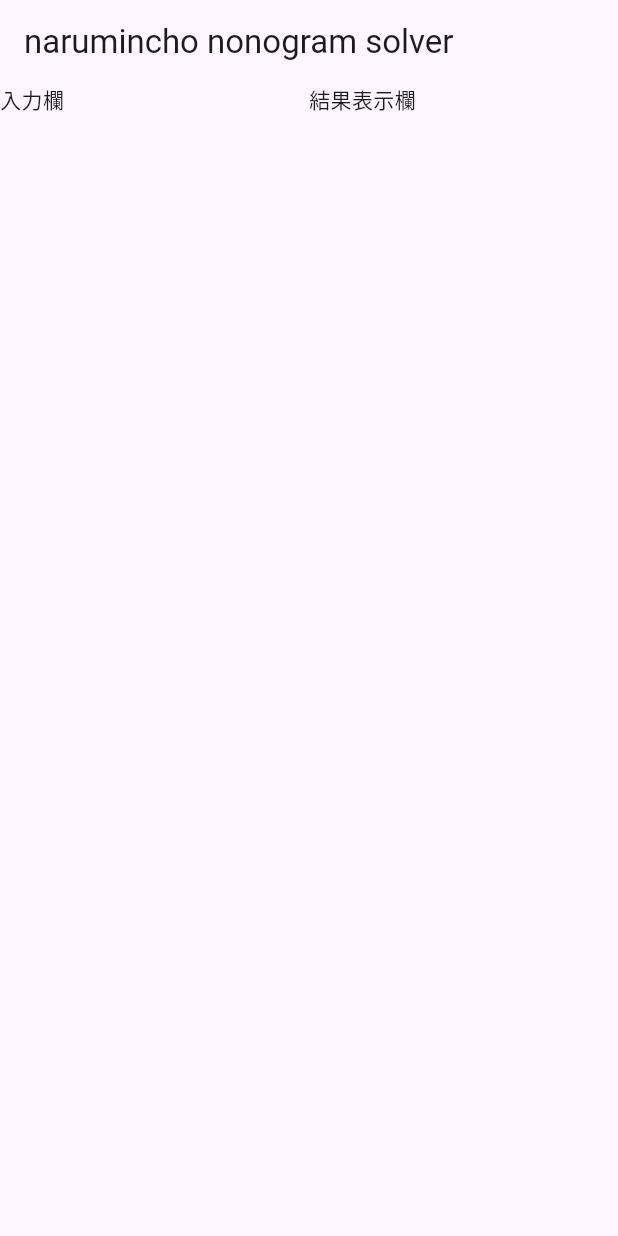
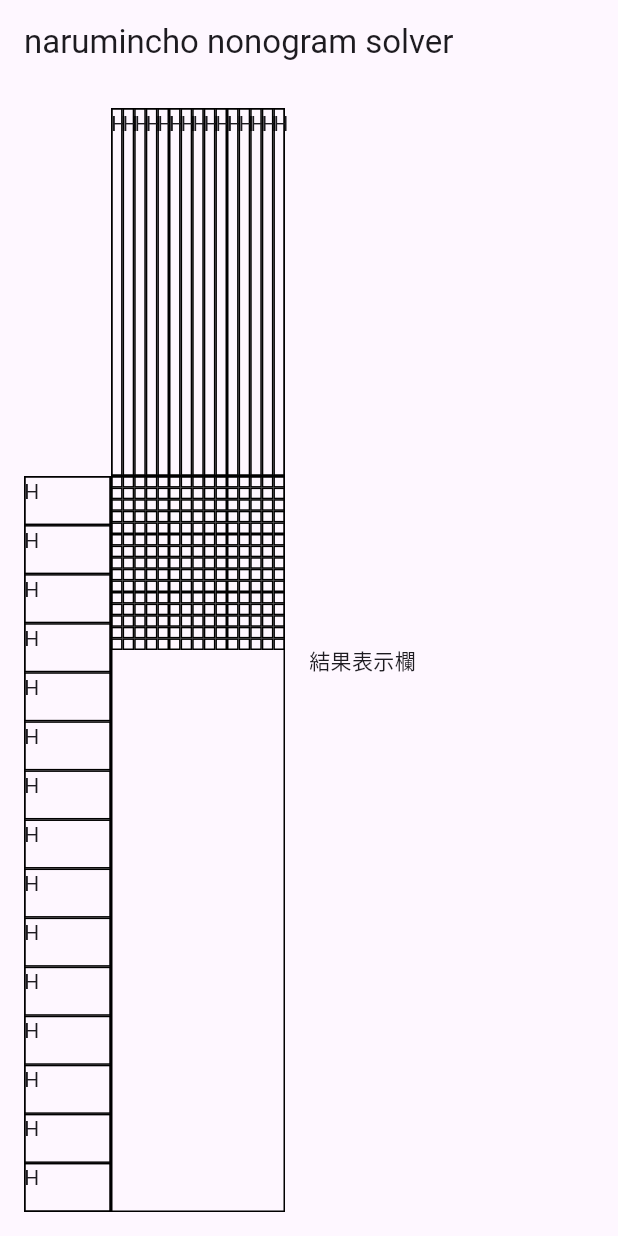
Before and after one commit to narumincho/nonogram, a Flutter app: the screen it shows after launch, on a phone screen of 412 x 824 dp. Run offline on Flutter 3.47's test engine with Material 3 defaults, Android fonts, the phone set to English and light mode, and no system bars; our stand-ins replace fast_immutable_collections.

Commit message:
入力欄の枠線を表示

```diff
--- a/lib/main.dart
+++ b/lib/main.dart
@@ -1,12 +1,20 @@
 import 'package:flutter/material.dart';
+import 'package:nonogram/nonogram.dart';
 import 'package:nonogram/widget/nonogram_input.dart';
 
 void main() {
   runApp(const NonogramApp());
 }
 
-class NonogramApp extends StatelessWidget {
+class NonogramApp extends StatefulWidget {
   const NonogramApp({super.key});
+
+  @override
+  State<NonogramApp> createState() => _NonogramAppState();
+}
+
+class _NonogramAppState extends State<NonogramApp> {
+  Nonogram _nonogram = Nonogram.empty(15, 15);
 
   @override
   Widget build(BuildContext context) {
@@ -16,9 +24,25 @@
         appBar: AppBar(
           title: const Text('narumincho nonogram solver'),
         ),
-        body: const Row(children: [
-          Expanded(flex: 1, child: NonoGramInput()),
-          Expanded(flex: 1, child: Text('結果表示欄')),
+        body: Row(children: [
+          Expanded(
+            flex: 1,
+            child: Padding(
+              padding: const EdgeInsets.all(16),
+              child: NonoGramInput(
+                value: _nonogram,
+                onChanged: (value) {
+                  setState(() {
+                    _nonogram = value;
+                  });
+                },
+              ),
+            ),
+          ),
+          const Expanded(
+            flex: 1,
+            child: Text('結果表示欄'),
+          ),
         ]),
       ),
     );
--- a/lib/nonogram.dart
+++ b/lib/nonogram.dart
@@ -1,4 +1,39 @@
+import 'package:fast_immutable_collections/fast_immutable_collections.dart';
 import 'package:flutter/material.dart';
 
 @immutable
-class Nonogram {}
+class Nonogram {
+  const Nonogram._({
+    required this.rowHints,
+    required this.columnHints,
+    required this.cells,
+  });
+
+  final IList<IList<int>> rowHints;
+  final IList<IList<int>> columnHints;
+  final IList<IList<bool>> cells;
+
+  static Nonogram empty(int rowSize, int columnSize) {
+    return Nonogram._(
+      rowHints: IList(List.generate(rowSize, (_) => const IList.empty())),
+      columnHints: IList(List.generate(columnSize, (_) => const IList.empty())),
+      cells: IList(List.generate(
+        rowSize,
+        (_) => IList(List.generate(columnSize, (_) => false)),
+      )),
+    );
+  }
+
+  int get rowSize => rowHints.length;
+
+  int get columnSize => columnHints.length;
+
+  // TODO validate
+  Nonogram copyWithCells(IList<IList<bool>> newCells) {
+    return Nonogram._(
+      rowHints: rowHints,
+      columnHints: columnHints,
+      cells: newCells,
+    );
+  }
+}
--- a/lib/widget/nonogram_input.dart
+++ b/lib/widget/nonogram_input.dart
@@ -1,10 +1,109 @@
+import 'dart:math';
+
+import 'package:fast_immutable_collections/fast_immutable_collections.dart';
 import 'package:flutter/material.dart';
+import 'package:flutter/widgets.dart';
+import 'package:nonogram/nonogram.dart';
 
 class NonoGramInput extends StatelessWidget {
-  const NonoGramInput({super.key});
+  const NonoGramInput({
+    super.key,
+    required this.value,
+    required this.onChanged,
+  });
+
+  final Nonogram value;
+  final ValueChanged<Nonogram> onChanged;
 
   @override
   Widget build(BuildContext context) {
-    return const Text('入力欄');
+    return Column(
+      children: [
+        Expanded(
+          flex: 1,
+          child: Row(children: [
+            const Expanded(flex: 1, child: SizedBox()),
+            Expanded(
+              flex: 2,
+              child: DecoratedBox(
+                decoration: BoxDecoration(border: Border.all()),
+                child: Row(
+                  crossAxisAlignment: CrossAxisAlignment.stretch,
+                  children: [
+                    ...value.rowHints.map(
+                      (rowHint) => Expanded(
+                        flex: 1,
+                        child: DecoratedBox(
+                          decoration: BoxDecoration(border: Border.all()),
+                          child: const Text('H'),
+                        ),
+                      ),
+                    ),
+                  ],
+                ),
+              ),
+            ),
+          ]),
+        ),
+        Expanded(
+          flex: 2,
+          child: Row(children: [
+            Expanded(
+              flex: 1,
+              child: DecoratedBox(
+                decoration: BoxDecoration(border: Border.all()),
+                child: Column(
+                  crossAxisAlignment: CrossAxisAlignment.stretch,
+                  children: [
+                    ...value.columnHints.map(
+                      (columnHint) => Expanded(
+                        flex: 1,
+                        child: DecoratedBox(
+                          decoration: BoxDecoration(border: Border.all()),
+                          child: const Text('H'),
+                        ),
+                      ),
+                    ),
+                  ],
+                ),
+              ),
+            ),
+            Expanded(
+              flex: 2,
+              child: DecoratedBox(
+                decoration: BoxDecoration(border: Border.all()),
+                child: _CellsInput(
+                  cells: value.cells,
+                  onChanged: (newCells) {
+                    onChanged(value.copyWithCells(newCells));
+                  },
+                ),
+              ),
+            )
+          ]),
+        )
+      ],
+    );
   }
 }
+
+class _CellsInput extends StatelessWidget {
+  const _CellsInput({
+    super.key,
+    required this.cells,
+    required this.onChanged,
+  });
+
+  final IList<IList<bool>> cells;
+  final ValueChanged<IList<IList<bool>>> onChanged;
+
+  @override
+  Widget build(BuildContext context) {
+    return GridView.count(crossAxisCount: cells.length, children: [
+      ...List.generate(
+        cells.length * cells.map((row) => row.length).reduce(max),
+        (_) => DecoratedBox(decoration: BoxDecoration(border: Border.all())),
+      )
+    ]);
+  }
+}
--- a/pubspec.yaml
+++ b/pubspec.yaml
@@ -35,6 +35,7 @@ dependencies:
   # The following adds the Cupertino Icons font to your application.
   # Use with the CupertinoIcons class for iOS style icons.
   cupertino_icons: ^1.0.6
+  fast_immutable_collections: ^10.2.2
 
 dev_dependencies:
   flutter_test:
```
Also changed, not shown: pubspec.lock.
